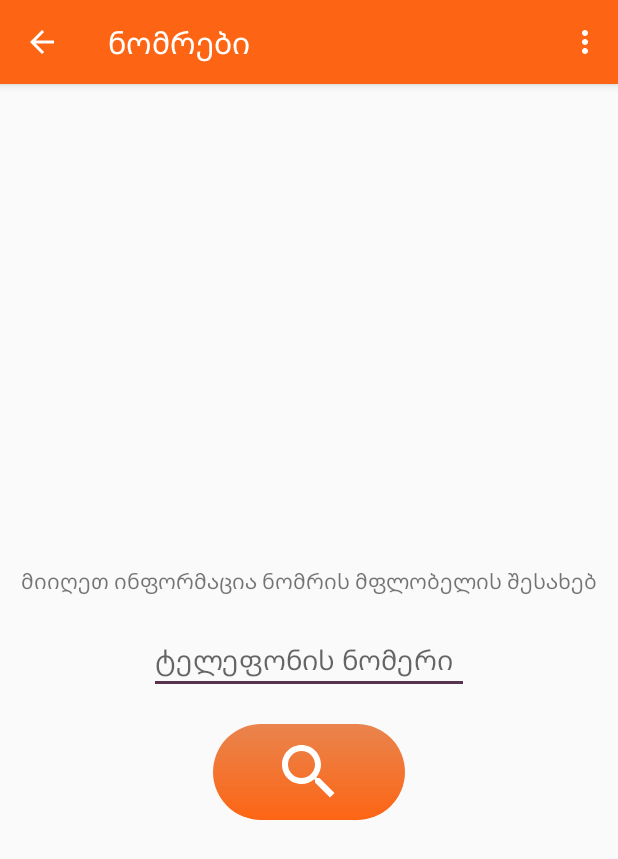
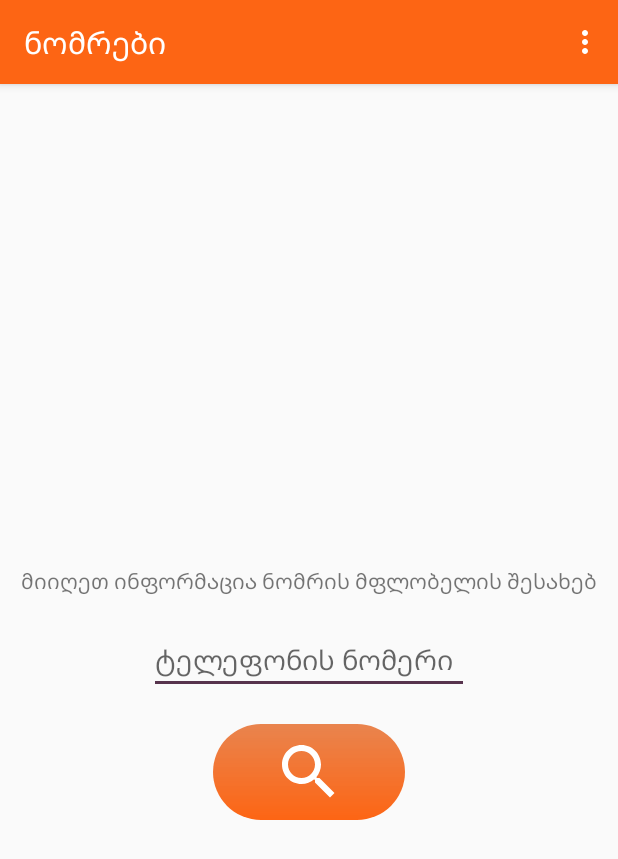
Before and after one commit to ABGEO/nomrebi-app, an Android app: the screen it shows after launch (MainActivity), on a phone screen of 412 x 824 dp. Shown: the top 859 px of the screen. Run offline under Robolectric (Android 15) with nearby library versions, the phone set to English and light mode, and no system bars; our stand-ins replace Volley.

Commit message:
🐛 Remove Back button from main screen.

```diff
--- a/app/src/main/java/dev/abgeo/nomrebi/activity/MainActivity.java
+++ b/app/src/main/java/dev/abgeo/nomrebi/activity/MainActivity.java
@@ -2,12 +2,18 @@ package dev.abgeo.nomrebi.activity;
 
 import android.os.Bundle;
 
+import androidx.annotation.NonNull;
+import androidx.annotation.Nullable;
 import androidx.appcompat.app.AppCompatActivity;
 import androidx.appcompat.widget.Toolbar;
+import androidx.navigation.NavController;
+import androidx.navigation.NavDestination;
 import androidx.navigation.Navigation;
 
 import android.view.Menu;
 import android.view.MenuItem;
+
+import java.util.Objects;
 
 import dev.abgeo.nomrebi.R;
 
@@ -20,8 +26,20 @@ public class MainActivity extends AppCompatActivity {
         Toolbar toolbar = findViewById(R.id.toolbar);
         setSupportActionBar(toolbar);
 
-        getSupportActionBar().setDisplayHomeAsUpEnabled(true);
-        getSupportActionBar().setDisplayShowHomeEnabled(true);
+        Navigation.findNavController(findViewById(R.id.nav_host_fragment))
+                .addOnDestinationChangedListener(new NavController.OnDestinationChangedListener() {
+                    @Override
+                    public void onDestinationChanged(
+                            @NonNull NavController controller,
+                            @NonNull NavDestination destination,
+                            @Nullable Bundle arguments
+                    ) {
+                        boolean displayHome = !Objects.equals(destination.getLabel(), "SearchFragment");
+
+                        getSupportActionBar().setDisplayHomeAsUpEnabled(displayHome);
+                        getSupportActionBar().setDisplayShowHomeEnabled(displayHome);
+                    }
+                });
     }
 
     @Override
--- a/app/src/main/res/layout/fragment_result.xml
+++ b/app/src/main/res/layout/fragment_result.xml
@@ -10,7 +10,7 @@
         android:layout_height="wrap_content"
         android:layout_margin="@dimen/text_margin"
         android:textAppearance="?attr/textAppearanceListItem"
-        android:textColor="@color/colorPrimaryDark" />
+        android:textColor="#525151" />
 
     <TextView
         android:id="@+id/content"
@@ -18,5 +18,5 @@
         android:layout_height="wrap_content"
         android:layout_margin="@dimen/text_margin"
         android:textAppearance="?attr/textAppearanceListItem"
-        android:textColor="@color/colorPrimary" />
+        android:textColor="#525151" />
 </LinearLayout>
```
